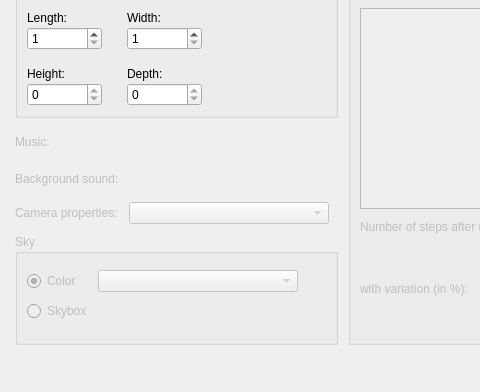
Old version of the form Dialogs/dialogmapproperties.ui in the repository RPG-Paper-Maker/RPG-Paper-Maker; both pictures show x 0 to 480 and y 98 to 490 of the 686 by 490 pixel window.
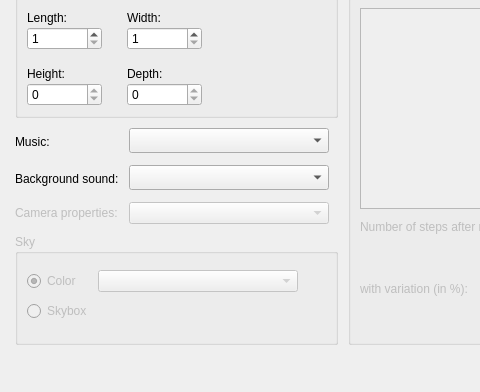
New version of the form. Custom widgets are drawn as their Qt base class.

Commit message: Music and background sounds in map properties

The edit to the form file:
```diff
--- a/Dialogs/dialogmapproperties.ui
+++ b/Dialogs/dialogmapproperties.ui
@@ -290,7 +290,7 @@
            <item row="0" column="0">
             <widget class="QLabel" name="label_7">
              <property name="enabled">
-              <bool>false</bool>
+              <bool>true</bool>
              </property>
              <property name="text">
               <string>Music:</string>
@@ -311,6 +311,28 @@
                <height>27</height>
               </size>
              </property>
+             <widget class="QComboBox" name="comboBoxMusic">
+              <property name="geometry">
+               <rect>
+                <x>0</x>
+                <y>0</y>
+                <width>200</width>
+                <height>25</height>
+               </rect>
+              </property>
+              <property name="minimumSize">
+               <size>
+                <width>200</width>
+                <height>0</height>
+               </size>
+              </property>
+              <property name="maximumSize">
+               <size>
+                <width>200</width>
+                <height>16777215</height>
+               </size>
+              </property>
+             </widget>
             </widget>
            </item>
            <item row="0" column="2" rowspan="3">
@@ -329,7 +351,7 @@
            <item row="1" column="0">
             <widget class="QLabel" name="label_8">
              <property name="enabled">
-              <bool>false</bool>
+              <bool>true</bool>
              </property>
              <property name="text">
               <string>Background sound:</string>
@@ -350,6 +372,28 @@
                <height>27</height>
               </size>
              </property>
+             <widget class="QComboBox" name="comboBoxBackgroundSound">
+              <property name="geometry">
+               <rect>
+                <x>0</x>
+                <y>0</y>
+                <width>200</width>
+                <height>25</height>
+               </rect>
+              </property>
+              <property name="minimumSize">
+               <size>
+                <width>200</width>
+                <height>0</height>
+               </size>
+              </property>
+              <property name="maximumSize">
+               <size>
+                <width>200</width>
+                <height>16777215</height>
+               </size>
+              </property>
+             </widget>
             </widget>
            </item>
            <item row="2" column="0">
```
The commit also changes 4 other files.
